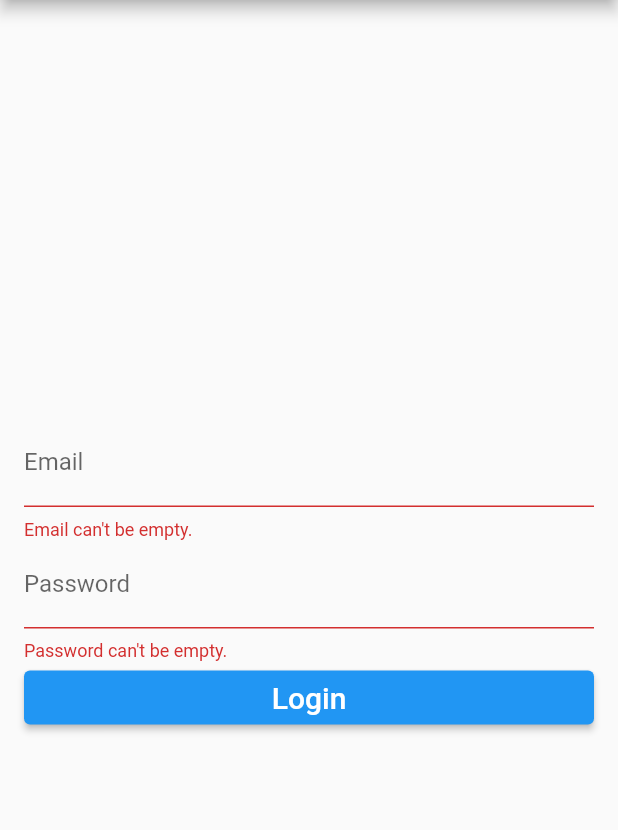
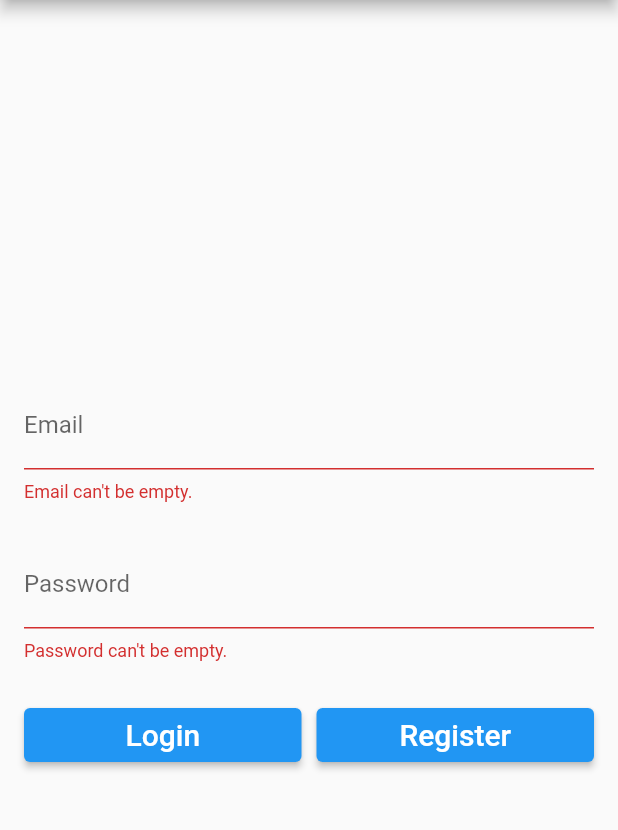
Before and after one commit to ojhey007/ourpass_auth_firebase, a Flutter app: the screen it shows after launch, after a tap on "Login", on a phone screen of 412 x 824 dp, the part 84-914 px from its top. Run offline on Flutter 3.47's test engine with Material 2 defaults, Android fonts, the phone set to English and light mode, and no system bars.

Commit message:
global widget form spacer created and login screen updated

```diff
--- /dev/null
+++ b/lib/globals/widgets/form_spacer.dart
@@ -0,0 +1,17 @@
+import 'package:flutter/material.dart';
+import 'package:flutter/src/foundation/key.dart';
+import 'package:flutter/src/widgets/framework.dart';
+
+class FormSpacer extends StatelessWidget {
+  final bool isVertical;
+  const FormSpacer({Key? key, required this.isVertical}) : super(key: key);
+
+  @override
+  Widget build(BuildContext context) {
+    return isVertical
+        ? const SizedBox(height: 25)
+        : const SizedBox(
+            width: 10,
+          );
+  }
+}
--- a/lib/screens/login/view/login.dart
+++ b/lib/screens/login/view/login.dart
@@ -1,4 +1,6 @@
 import 'package:flutter/material.dart';
+import 'package:flutter/services.dart';
+import 'package:ourpass/globals/widgets/form_spacer.dart';
 import 'package:ourpass/screens/login/controller/login_controller.dart';
 
 class LoginPage extends StatefulWidget {
@@ -12,6 +14,7 @@ class LoginPage extends StatefulWidget {
 
 class _LoginPageState extends State<LoginPage> {
   late String _email;
+  dynamic emailError = null;
   late String _password;
   @override
   Widget build(BuildContext context) {
@@ -37,6 +40,9 @@ class _LoginPageState extends State<LoginPage> {
                               val!.isEmpty ? 'Email can\'t be empty.' : null,
                           onSaved: (val) => _email = val!,
                         ),
+                        const FormSpacer(
+                          isVertical: true,
+                        ),
                         TextFormField(
                           key: const Key('password'),
                           decoration:
@@ -46,11 +52,28 @@ class _LoginPageState extends State<LoginPage> {
                               val!.isEmpty ? 'Password can\'t be empty.' : null,
                           onSaved: (val) => _password = val!,
                         ),
-                        const ElevatedButton(
-                            key: Key('login'),
-                            onPressed: validateAndSaveForm,
-                            child: Text('Login',
-                                style: TextStyle(fontSize: 20.0))),
+                        const FormSpacer(
+                          isVertical: true,
+                        ),
+                        Row(
+                          children: const [
+                            Expanded(
+                              child: ElevatedButton(
+                                  key: Key('loginButton'),
+                                  onPressed: validateAndSaveForm,
+                                  child: Text('Login',
+                                      style: TextStyle(fontSize: 20.0))),
+                            ),
+                            FormSpacer(isVertical: false),
+                            Expanded(
+                              child: ElevatedButton(
+                                  key: Key('registerButton'),
+                                  onPressed: validateAndSaveForm,
+                                  child: Text('Register',
+                                      style: TextStyle(fontSize: 20.0))),
+                            )
+                          ],
+                        )
                       ],
                     )),
               ],
```
